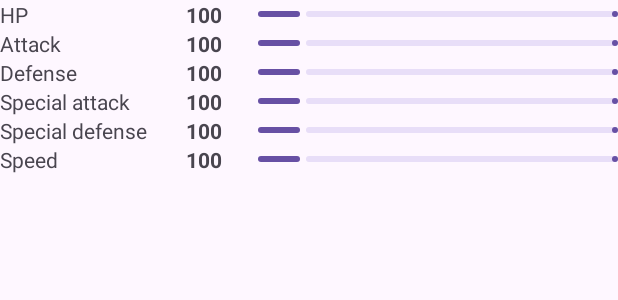
After one commit to Krakendude/pokedexapp, an Android app: the layout detail_content_stats.xml on its own in the app's theme, with its tools: preview values and no code run, on a phone screen of 412 x 824 dp. The commit adds this screen. Shown: the top 300 px of the screen. Run offline under Robolectric (Android 15) with nearby library versions, the phone set to English and light mode, and no system bars; network calls fail.

Commit message:
a whole lotta shi I'm too lazy to list

```diff
--- /dev/null
+++ b/app/src/main/res/drawable/ic_basic_info.xml
@@ -0,0 +1,5 @@
+<vector xmlns:android="http://schemas.android.com/apk/res/android" android:height="24dp" android:tint="#000000" android:viewportHeight="24" android:viewportWidth="24" android:width="24dp">
+
+    <path android:fillColor="@android:color/white" android:pathData="M12,20H2v-2h5.75l0,0C7.02,15.19 4.81,12.99 2,12.26C2.64,12.1 3.31,12 4,12C8.42,12 12,15.58 12,20zM22,12.26C21.36,12.1 20.69,12 20,12c-2.93,0 -5.48,1.58 -6.88,3.93c0.29,0.66 0.53,1.35 0.67,2.07c0.13,0.65 0.2,1.32 0.2,2h2h6v-2h-5.75C16.98,15.19 19.19,12.99 22,12.26zM15.64,11.02c0.78,-2.09 2.23,-3.84 4.09,-5C15.44,6.16 12,9.67 12,14c0,0.01 0,0.02 0,0.02C12.95,12.75 14.2,11.72 15.64,11.02zM11.42,8.85C10.58,6.66 8.88,4.89 6.7,4C8.14,5.86 9,8.18 9,10.71c0,0.21 -0.03,0.41 -0.04,0.61c0.43,0.24 0.83,0.52 1.22,0.82C10.39,10.96 10.83,9.85 11.42,8.85z"/>
+
+</vector>
--- /dev/null
+++ b/app/src/main/res/drawable/ic_stats.xml
@@ -0,0 +1,5 @@
+<vector xmlns:android="http://schemas.android.com/apk/res/android" android:height="24dp" android:tint="#000000" android:viewportHeight="24" android:viewportWidth="24" android:width="24dp">
+
+    <path android:fillColor="@android:color/white" android:pathData="M22,22H2v-2h20V22zM10,2H7v16h3V2zM17,8h-3v10h3V8z"/>
+
+</vector>
--- /dev/null
+++ b/app/src/main/res/drawable/ic_types.xml
@@ -0,0 +1,5 @@
+<vector xmlns:android="http://schemas.android.com/apk/res/android" android:height="24dp" android:tint="#000000" android:viewportHeight="24" android:viewportWidth="24" android:width="24dp">
+
+    <path android:fillColor="@android:color/white" android:pathData="M3,17v-2c0,-1.1 0.9,-2 2,-2h14c1.1,0 2,0.9 2,2v2c0,1.1 -0.9,2 -2,2H5C3.9,19 3,18.1 3,17zM3,7v2c0,1.1 0.9,2 2,2h14c1.1,0 2,-0.9 2,-2V7c0,-1.1 -0.9,-2 -2,-2H5C3.9,5 3,5.9 3,7z"/>
+
+</vector>
--- a/app/src/main/res/layout/activity_detail.xml
+++ b/app/src/main/res/layout/activity_detail.xml
@@ -37,7 +37,8 @@
             <com.google.android.material.bottomnavigation.BottomNavigationView
                 android:id="@+id/navigationView"
                 android:layout_width="match_parent"
-                android:layout_height="wrap_content"/>
+                android:layout_height="wrap_content"
+                app:menu="@menu/activity_detail_navigation"/>
 
 
         </LinearLayout>
--- /dev/null
+++ b/app/src/main/res/layout/detail_content_stats.xml
@@ -0,0 +1,193 @@
+<?xml version="1.0" encoding="utf-8"?>
+<LinearLayout xmlns:android="http://schemas.android.com/apk/res/android"
+    android:orientation="vertical"
+    android:layout_width="match_parent"
+    android:layout_height="match_parent">
+
+    <!-- HP -->
+    <LinearLayout
+        android:layout_width="match_parent"
+        android:layout_height="wrap_content"
+        android:orientation="horizontal">
+
+        <TextView
+            android:layout_width="0dp"
+            android:layout_height="wrap_content"
+            android:layout_weight="1"
+            android:text="HP"/>
+
+        <TextView
+            android:id="@+id/hpTextView"
+            android:layout_width="48dp"
+            android:layout_height="wrap_content"
+            android:layout_marginStart="4dp"
+            android:textStyle="bold"
+            android:text="100"/>
+
+        <com.google.android.material.progressindicator.LinearProgressIndicator
+            android:id="@+id/hpProgress"
+            android:layout_width="0dp"
+            android:layout_height="wrap_content"
+            android:layout_weight="2"
+            android:progress="30"
+            android:layout_gravity="center_vertical"
+            android:max="255"/>
+
+    </LinearLayout>
+
+    <!-- Attack -->
+    <LinearLayout
+        android:layout_width="match_parent"
+        android:layout_height="wrap_content"
+        android:orientation="horizontal">
+
+        <TextView
+            android:layout_width="0dp"
+            android:layout_height="wrap_content"
+            android:layout_weight="1"
+            android:text="Attack"/>
+
+        <TextView
+            android:id="@+id/attackTextView"
+            android:layout_width="48dp"
+            android:layout_height="wrap_content"
+            android:layout_marginStart="4dp"
+            android:textStyle="bold"
+            android:text="100"/>
+
+        <com.google.android.material.progressindicator.LinearProgressIndicator
+            android:id="@+id/attackProgress"
+            android:layout_width="0dp"
+            android:layout_height="wrap_content"
+            android:layout_weight="2"
+            android:progress="30"
+            android:layout_gravity="center_vertical"
+            android:max="255"/>
+
+    </LinearLayout>
+
+    <!-- Defense -->
+    <LinearLayout
+        android:layout_width="match_parent"
+        android:layout_height="wrap_content"
+        android:orientation="horizontal">
+
+        <TextView
+            android:layout_width="0dp"
+            android:layout_height="wrap_content"
+            android:layout_weight="1"
+            android:text="Defense"/>
+
+        <TextView
+            android:id="@+id/defenseTextView"
+            android:layout_width="48dp"
+            android:layout_height="wrap_content"
+            android:layout_marginStart="4dp"
+            android:textStyle="bold"
+            android:text="100"/>
+
+        <com.google.android.material.progressindicator.LinearProgressIndicator
+            android:id="@+id/defenseProgress"
+            android:layout_width="0dp"
+            android:layout_height="wrap_content"
+            android:layout_weight="2"
+            android:progress="30"
+            android:layout_gravity="center_vertical"
+            android:max="255"/>
+
+    </LinearLayout>
+
+    <!-- Special attack -->
+    <LinearLayout
+        android:layout_width="match_parent"
+        android:layout_height="wrap_content"
+        android:orientation="horizontal">
+
+        <TextView
+            android:layout_width="0dp"
+            android:layout_height="wrap_content"
+            android:layout_weight="1"
+            android:text="Special attack"/>
+
+        <TextView
+            android:id="@+id/specialAttackTextView"
+            android:layout_width="48dp"
+            android:layout_height="wrap_content"
+            android:layout_marginStart="4dp"
+            android:textStyle="bold"
+            android:text="100"/>
+
+        <com.google.android.material.progressindicator.LinearProgressIndicator
+            android:id="@+id/specialAttackProgress"
+            android:layout_width="0dp"
+            android:layout_height="wrap_content"
+            android:layout_weight="2"
+            android:progress="30"
+            android:layout_gravity="center_vertical"
+            android:max="255"/>
+
+    </LinearLayout>
+
+    <!-- Special defense -->
+    <LinearLayout
+        android:layout_width="match_parent"
+        android:layout_height="wrap_content"
+        android:orientation="horizontal">
+
+        <TextView
+            android:layout_width="0dp"
+            android:layout_height="wrap_content"
+            android:layout_weight="1"
+            android:text="Special defense"/>
+
+        <TextView
+            android:id="@+id/specialDefenseTextView"
+            android:layout_width="48dp"
+            android:layout_height="wrap_content"
+            android:layout_marginStart="4dp"
+            android:textStyle="bold"
+            android:text="100"/>
+
+        <com.google.android.material.progressindicator.LinearProgressIndicator
+            android:id="@+id/specialDefenseProgress"
+            android:layout_width="0dp"
+            android:layout_height="wrap_content"
+            android:layout_weight="2"
+            android:progress="30"
+            android:layout_gravity="center_vertical"
+            android:max="255"/>
+
+    </LinearLayout>
+
+    <!-- Speed -->
+    <LinearLayout
+        android:layout_width="match_parent"
+        android:layout_height="wrap_content"
+        android:orientation="horizontal">
+
+        <TextView
+            android:layout_width="0dp"
+            android:layout_height="wrap_content"
+            android:layout_weight="1"
+            android:text="Speed"/>
+
+        <TextView
+            android:id="@+id/speedTextView"
+            android:layout_width="48dp"
+            android:layout_height="wrap_content"
+            android:layout_marginStart="4dp"
+            android:textStyle="bold"
+            android:text="100"/>
+
+        <com.google.android.material.progressindicator.LinearProgressIndicator
+            android:id="@+id/speedProgress"
+            android:layout_width="0dp"
+            android:layout_height="wrap_content"
+            android:layout_weight="2"
+            android:progress="30"
+            android:layout_gravity="center_vertical"
+            android:max="255"/>
+
+    </LinearLayout>
+
+</LinearLayout>
```
Also changed, not shown: app/src/main/java/com/example/pokedexapp/activities/DetailActivity.kt (+6 -1 lines), app/src/main/res/layout/detail_content_basic_info.xml (added, +148 -0 lines), app/src/main/res/menu/activity_detail_navigation.xml (added, +16 -0 lines).
